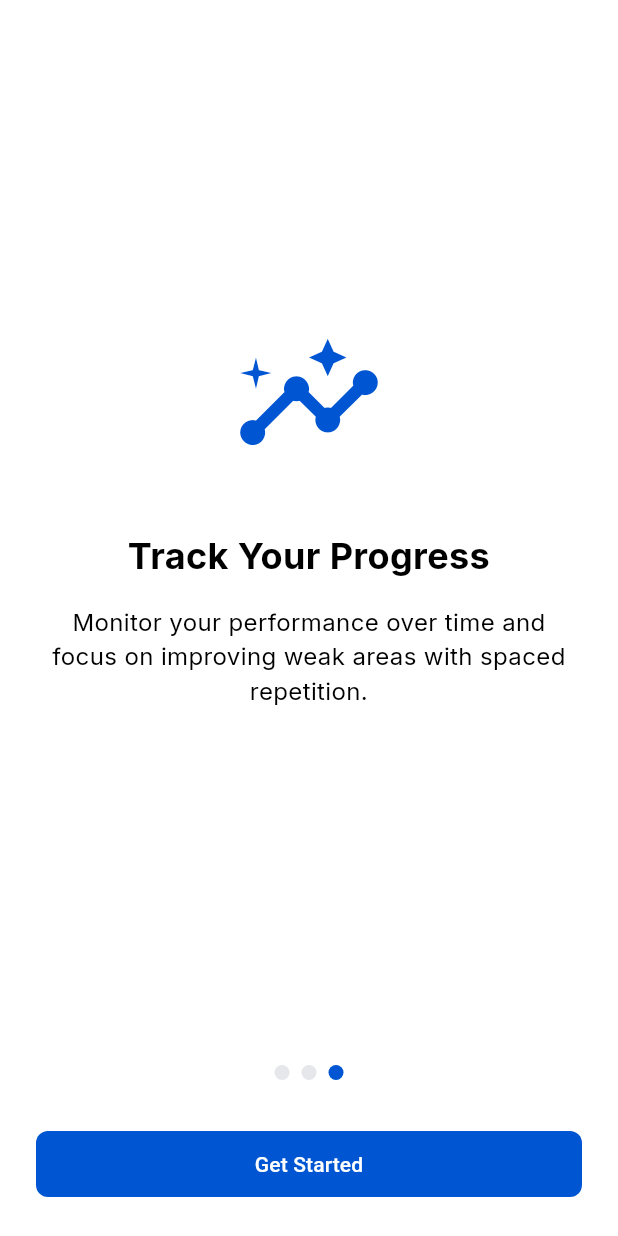
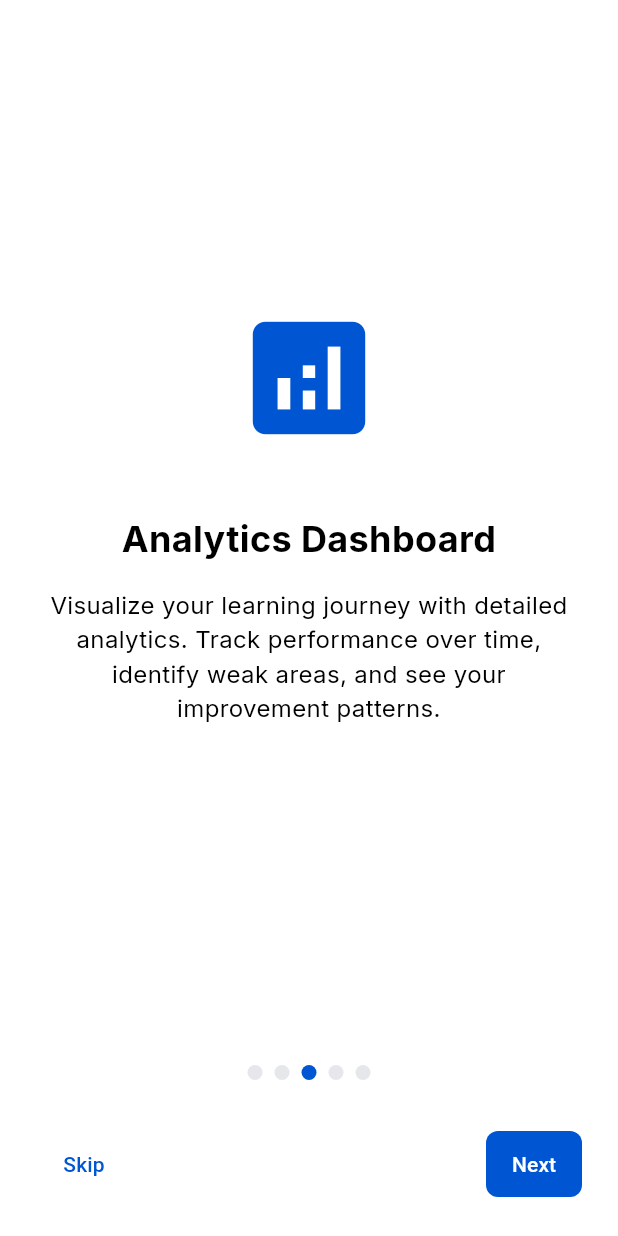
Before and after one commit to rafapradana/deltamind, a Flutter app: the screen it shows after launch, swiped to page 3, on a phone screen of 412 x 824 dp. Run offline on Flutter 3.47's test engine with Material 3 defaults, Android fonts, the light colour scheme and no system bars; our stand-ins replace file_picker, fl_chart, flutter_dotenv, flutter_markdown, flutter_riverpod, go_router and 6 more; missing offline and left inert: flutter_quill, syncfusion_flutter_pdf; accounts and stored records are empty.

Commit message:
Update onboarding slides

```diff
--- a/lib/features/onboarding/onboarding_page.dart
+++ b/lib/features/onboarding/onboarding_page.dart
@@ -32,10 +32,22 @@ class _OnboardingPageState extends State<OnboardingPage> {
       icon: Icons.psychology,
     ),
     OnboardingSlide(
-      title: 'Track Your Progress',
+      title: 'Analytics Dashboard',
       description:
-          'Monitor your performance over time and focus on improving weak areas with spaced repetition.',
-      icon: Icons.insights,
+          'Visualize your learning journey with detailed analytics. Track performance over time, identify weak areas, and see your improvement patterns.',
+      icon: Icons.analytics,
+    ),
+    OnboardingSlide(
+      title: 'Gamification',
+      description:
+          'Stay motivated with streak tracking, levels, achievements, and streak freeze features. Turn learning into a rewarding journey and compete with yourself.',
+      icon: Icons.emoji_events,
+    ),
+    OnboardingSlide(
+      title: 'Smart Notes',
+      description:
+          'Create and organize your study notes with our powerful note-taking feature. Easily reference your notes while preparing for quizzes.',
+      icon: Icons.note_alt,
     ),
   ];
 
```
